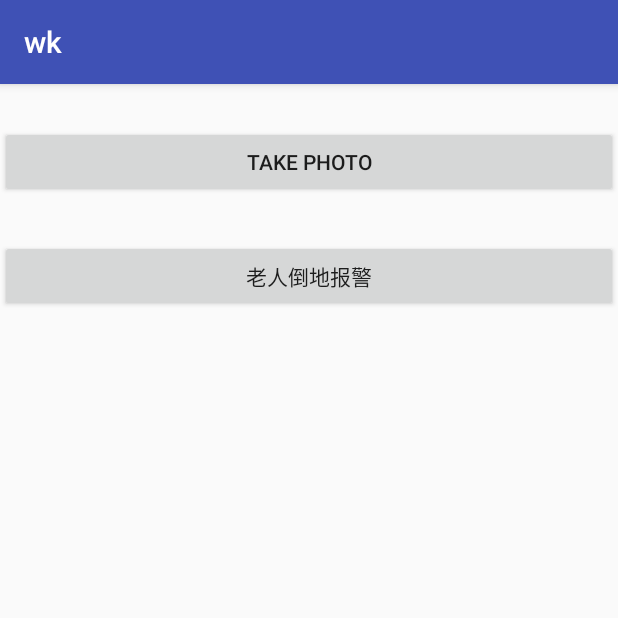
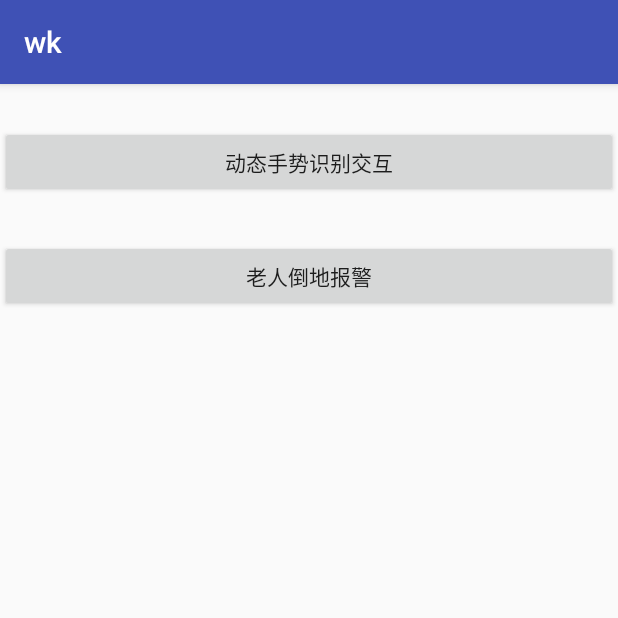
Before and after one commit to EdgarNg1024/wk, an Android app: the screen it shows after launch (MainActivity), on a phone screen of 412 x 824 dp, the top half of it. Run offline under Robolectric (Android 15) with nearby library versions, the phone set to English and light mode, and no system bars; our stand-ins replace ButterKnife, RxJava; libraries missing offline, so code that uses them is left out: com.lzy.okgo, com.ubtrobot.mini; 2 statements that could not run were skipped.

Commit message:
tag一下动态手势识别

```diff
--- a/app/src/main/res/layout/activity_main.xml
+++ b/app/src/main/res/layout/activity_main.xml
@@ -11,7 +11,7 @@
         android:layout_width="0dp"
         android:layout_height="wrap_content"
         android:layout_marginTop="28dp"
-        android:text="take photo"
+        android:text="动态手势识别交互"
         app:layout_constraintEnd_toEndOf="parent"
         app:layout_constraintHorizontal_bias="0.0"
         app:layout_constraintStart_toStartOf="parent"
```
Also changed, not shown: app/src/main/java/edgar/wk/MainActivity.java (+4 -4 lines).
